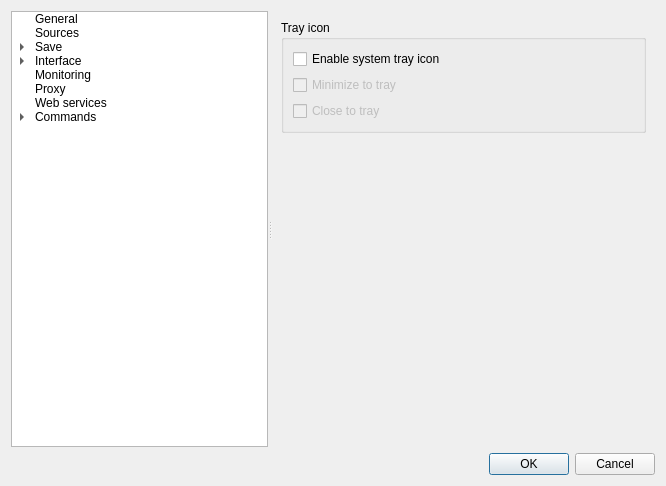
First picture: the form in gui/src/settings/optionswindow.ui, repository Bionus/imgbrd-grabber, before the edit.
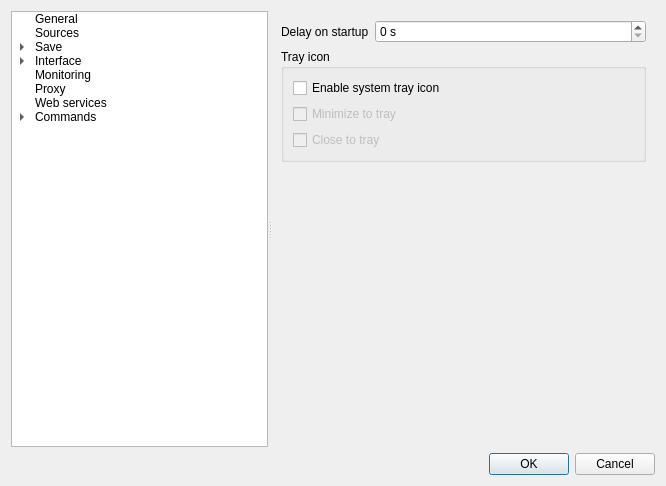
Second picture: the form after the edit. The open tabs and pages were chosen to show the change. Icons and pictures are not drawn.

Commit message: Add beginning of favorite monitoring

```diff
--- a/gui/src/settings/optionswindow.ui
+++ b/gui/src/settings/optionswindow.ui
@@ -2588,7 +2588,24 @@
       </widget>
       <widget class="QWidget" name="pageMonitoring">
        <layout class="QFormLayout" name="formLayout_12">
-        <item row="0" column="0" colspan="2">
+        <item row="0" column="0">
+         <widget class="QLabel" name="labelMonitoringStartupDelay">
+          <property name="text">
+           <string>Delay on startup</string>
+          </property>
+         </widget>
+        </item>
+        <item row="0" column="1">
+         <widget class="QSpinBox" name="spinMonitoringStartupDelay">
+          <property name="suffix">
+           <string> s</string>
+          </property>
+          <property name="maximum">
+           <number>3600</number>
+          </property>
+         </widget>
+        </item>
+        <item row="1" column="0" colspan="2">
          <widget class="QGroupBox" name="groupBox">
           <property name="title">
            <string>Tray icon</string>
```
Left out of the diff: 30 changed lines with no effect on the pictures. The commit also changes 6 other files.
